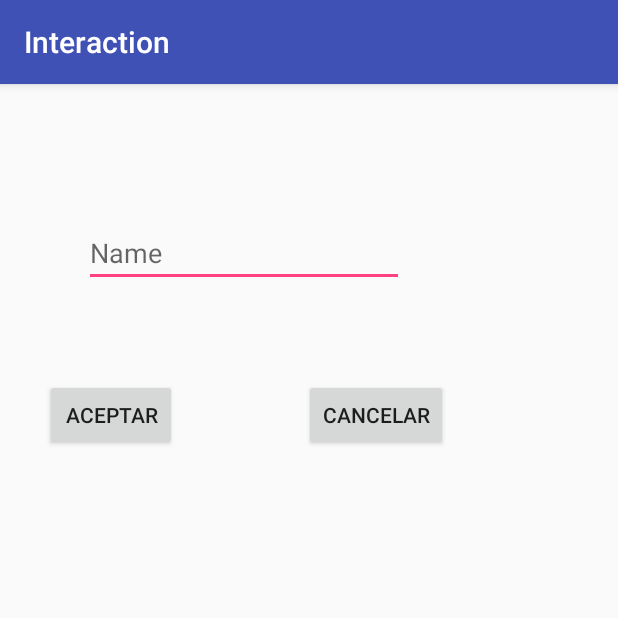
After one commit to wesc09/prova, an Android app: the RellenarCampos screen opened directly, with no data from a screen before it, on a phone screen of 412 x 824 dp, the top half of it. The commit adds this screen. Run offline under Robolectric (Android 15) with nearby library versions, the phone set to English and light mode, and no system bars.

Commit message:
mirat axo puto primo

```diff
--- a/Interaction/app/build.gradle
+++ b/Interaction/app/build.gradle
@@ -26,6 +26,6 @@ dependencies {
     })
     compile 'com.android.support:appcompat-v7:25.3.1'
     compile 'com.android.support.constraint:constraint-layout:1.0.2'
+    compile 'com.android.support:design:25.3.1'
     testCompile 'junit:junit:4.12'
-    compile 'com.android.support:design:25.3.1'
 }
--- a/Interaction/app/src/main/AndroidManifest.xml
+++ b/Interaction/app/src/main/AndroidManifest.xml
@@ -16,6 +16,7 @@
                 <category android:name="android.intent.category.LAUNCHER" />
             </intent-filter>
         </activity>
+        <activity android:name=".RellenarCampos"></activity>
     </application>
 
 </manifest>
--- /dev/null
+++ b/Interaction/app/src/main/java/com/example/humbe/interaction/RellenarCampos.java
@@ -0,0 +1,61 @@
+package com.example.humbe.interaction;
+
+import android.support.v7.app.AppCompatActivity;
+import android.os.Bundle;
+
+
+
+
+
+import android.app.Activity;
+import android.content.Intent;
+import android.os.Bundle;
+import android.view.View;
+import android.view.View.OnClickListener;
+import android.widget.Button;
+import android.widget.EditText;
+import android.widget.Toast;
+
+
+    public class RellenarCampos extends AppCompatActivity {
+
+        Button btAceptar, btCancelar;
+        EditText etResult;
+
+        @Override
+        protected void onCreate(Bundle savedInstanceState) {
+            super.onCreate(savedInstanceState);
+            setContentView(R.layout.activity_rellenar_campos);
+            btAceptar = (Button) findViewById(R.id.btAceptar);
+            btCancelar = (Button) findViewById(R.id.btCancelar);
+            etResult = (EditText) findViewById(R.id.etResult);
+
+            btAceptar.setOnClickListener(new OnClickListener() {
+
+                @Override
+                public void onClick(View v) {
+                    if (etResult.getText().length() != 0) {
+                        String resultado = etResult.getText().toString();
+                        Intent i = getIntent();
+                        i.putExtra("RESULTADO", resultado);
+                        setResult(RESULT_OK, i);
+                    } else {
+                        Toast.makeText(RellenarCampos.this,
+                                "No se ha introducido nada en el campo de texto",
+                                Toast.LENGTH_SHORT).show();
+                    }
+
+                }
+            });
+
+            btCancelar.setOnClickListener(new OnClickListener() {
+
+                @Override
+                public void onClick(View v) {
+                    setResult(RESULT_CANCELED);
+
+                }
+            });
+        }
+
+    }
--- /dev/null
+++ b/Interaction/app/src/main/res/layout/activity_rellenar_campos.xml
@@ -0,0 +1,57 @@
+<?xml version="1.0" encoding="utf-8"?>
+<android.support.constraint.ConstraintLayout xmlns:android="http://schemas.android.com/apk/res/android"
+    xmlns:app="http://schemas.android.com/apk/res-auto"
+    xmlns:tools="http://schemas.android.com/tools"
+    android:layout_width="match_parent"
+    android:layout_height="match_parent"
+    tools:context="com.example.humbe.interaction.RellenarCampos">
+
+    <EditText
+        android:id="@+id/etResult"
+        android:layout_width="wrap_content"
+        android:layout_height="wrap_content"
+        android:layout_marginBottom="8dp"
+        android:layout_marginLeft="8dp"
+        android:layout_marginRight="8dp"
+        android:layout_marginTop="8dp"
+        android:ems="10"
+        android:hint="Name"
+        android:inputType="textPersonName"
+        app:layout_constraintBottom_toBottomOf="parent"
+        app:layout_constraintHorizontal_bias="0.263"
+        app:layout_constraintLeft_toLeftOf="parent"
+        app:layout_constraintRight_toRightOf="parent"
+        app:layout_constraintTop_toTopOf="parent"
+        app:layout_constraintVertical_bias="0.116" />
+
+    <Button
+        android:id="@+id/btAceptar"
+        android:layout_width="wrap_content"
+        android:layout_height="wrap_content"
+        android:layout_marginBottom="8dp"
+        android:layout_marginLeft="30dp"
+        android:layout_marginTop="61dp"
+        android:text="Aceptar"
+        app:layout_constraintBottom_toBottomOf="parent"
+        app:layout_constraintLeft_toLeftOf="parent"
+        app:layout_constraintTop_toBottomOf="@+id/etResult"
+        app:layout_constraintVertical_bias="0.0"
+        tools:text="Aceptar" />
+
+    <Button
+        android:id="@+id/btCancelar"
+        android:layout_width="wrap_content"
+        android:layout_height="wrap_content"
+        android:layout_marginBottom="8dp"
+        android:layout_marginLeft="8dp"
+        android:layout_marginRight="8dp"
+        android:layout_marginTop="61dp"
+        android:text="Cancelar"
+        app:layout_constraintBottom_toBottomOf="parent"
+        app:layout_constraintHorizontal_bias="0.42"
+        app:layout_constraintLeft_toRightOf="@+id/btAceptar"
+        app:layout_constraintRight_toRightOf="parent"
+        app:layout_constraintTop_toBottomOf="@+id/etResult"
+        app:layout_constraintVertical_bias="0.0"
+        tools:text="Cancelar" />
+</android.support.constraint.ConstraintLayout>
```
Also changed, not shown: Interaction/app/src/main/java/com/example/humbe/interaction/MainActivity.java (+50 -1 lines), Interaction/app/src/main/res/layout/activity_main.xml (+8 -6 lines).
